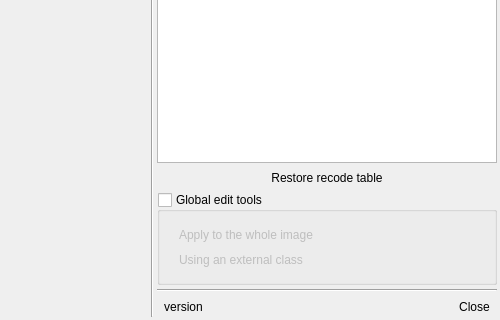
Above: ui/main_dialog.ui from SMByC/ThRasE before the change; both pictures show x 831 to 1331 and y 325 to 645 of the 1331 by 645 pixel window. Below: the same form after it.
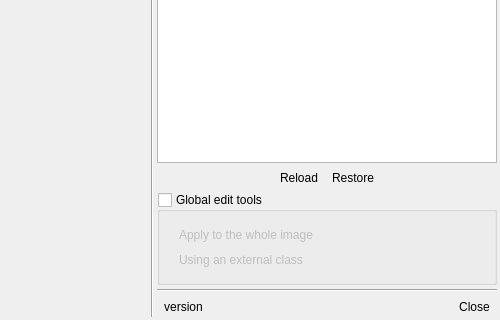
That is the form after the change. Icons and pictures are not drawn. Custom widgets are drawn as their Qt base class.

Commit message: New action button for reload the recode table if its style has been changed

What changed in the file:
```diff
--- a/ui/main_dialog.ui
+++ b/ui/main_dialog.ui
@@ -607,7 +607,20 @@
              <number>0</number>
             </property>
             <item>
-             <widget class="QToolButton" name="QPBtn_RestoreRecodeTable">
+             <spacer name="horizontalSpacer_2">
+              <property name="orientation">
+               <enum>Qt::Horizontal</enum>
+              </property>
+              <property name="sizeHint" stdset="0">
+               <size>
+                <width>40</width>
+                <height>20</height>
+               </size>
+              </property>
+             </spacer>
+            </item>
+            <item>
+             <widget class="QToolButton" name="QPBtn_ReloadRecodeTable">
               <property name="maximumSize">
                <size>
                 <width>16777215</width>
@@ -618,7 +631,7 @@
                <string>Restore to original values and reset table</string>
               </property>
               <property name="text">
-               <string>Restore recode table</string>
+               <string>Reload</string>
               </property>
               <property name="icon">
                <iconset>
@@ -632,6 +645,48 @@
               </property>
              </widget>
             </item>
+            <item>
+             <widget class="QToolButton" name="QPBtn_RestoreRecodeTable">
+              <property name="maximumSize">
+               <size>
+                <width>16777215</width>
+                <height>32</height>
+               </size>
+              </property>
+              <property name="cursor">
+               <cursorShape>PointingHandCursor</cursorShape>
+              </property>
+              <property name="toolTip">
+               <string>&lt;html&gt;&lt;head/&gt;&lt;body&gt;&lt;p&gt;This restore the recode table to original values when the layer was loaded in the plugin&lt;/p&gt;&lt;/body&gt;&lt;/html&gt;</string>
+              </property>
+              <property name="text">
+               <string>Restore</string>
+              </property>
+              <property name="icon">
+               <iconset>
+                <normaloff>:/plugins/thrase/icons/undo.svg</normaloff>:/plugins/thrase/icons/undo.svg</iconset>
+              </property>
+              <property name="toolButtonStyle">
+               <enum>Qt::ToolButtonTextBesideIcon</enum>
+              </property>
+              <property name="autoRaise">
+               <bool>true</bool>
+              </property>
+             </widget>
+            </item>
+            <item>
+             <spacer name="horizontalSpacer_3">
+              <property name="orientation">
+               <enum>Qt::Horizontal</enum>
+              </property>
+              <property name="sizeHint" stdset="0">
+               <size>
+                <width>40</width>
+                <height>20</height>
+               </size>
+              </property>
+             </spacer>
+            </item>
            </layout>
           </widget>
          </item>
```
Left out of the diff: 14 changed lines with no effect on the pictures. The commit also changes 1 other file.
